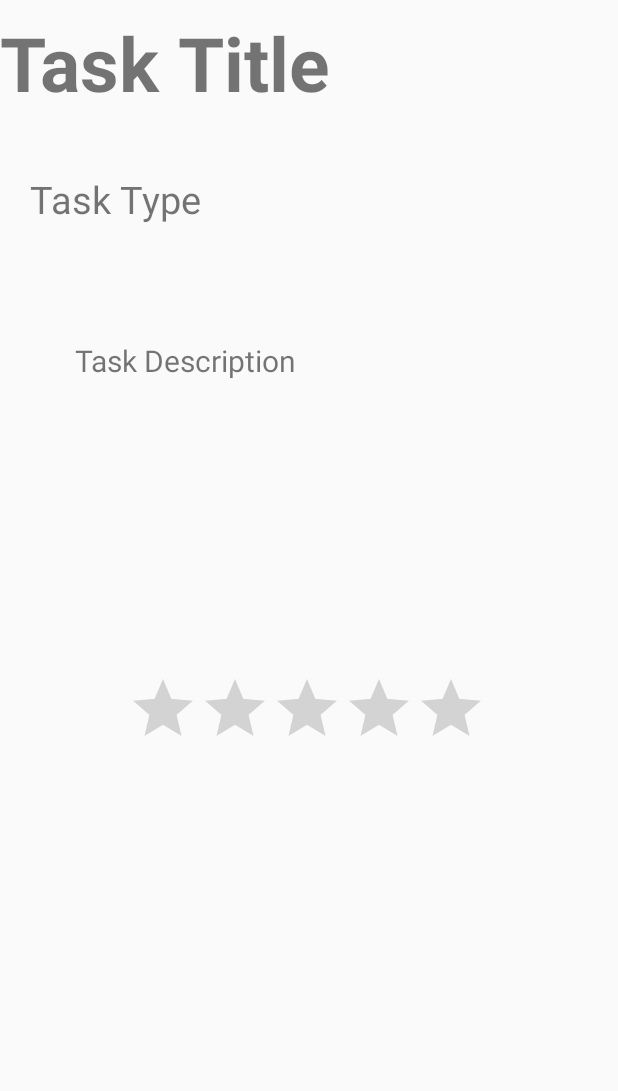
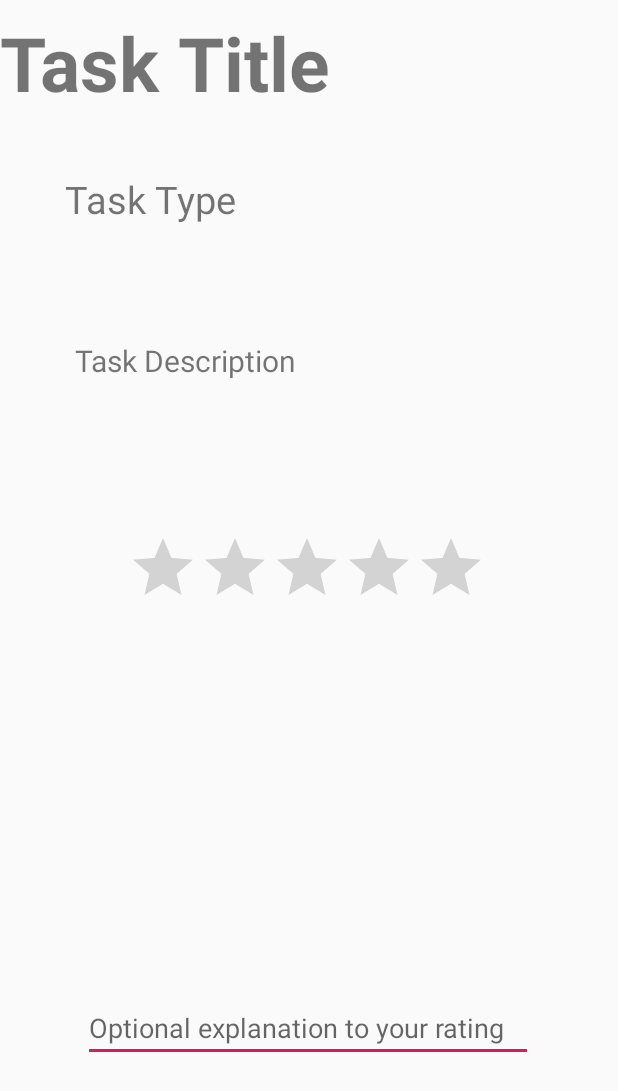
Before and after one commit to mskopic/HealthApp_test, an Android app: the MoodDetails screen opened directly, with no data from a screen before it, on a phone screen of 412 x 824 dp. Shown: the top 1091 px of the screen. Run offline under Robolectric (Android 15) with nearby library versions, the phone set to English and light mode, and no system bars.

Commit message:
Mood Change
In mood section, I added a edit text feature allowing the user to add
extra detail about their mood for the day. I have also changed the
description to be more clear about the instruction.

```diff
--- a/app/src/main/java/com/example/healthapp_test/MoodDetails.java
+++ b/app/src/main/java/com/example/healthapp_test/MoodDetails.java
@@ -1,10 +1,16 @@
 package com.example.healthapp_test;
 
+import android.content.Context;
 import android.content.Intent;
 import android.support.v7.app.AppCompatActivity;
 import android.os.Bundle;
+import android.text.InputType;
+import android.view.KeyEvent;
 import android.view.View;
+import android.view.inputmethod.EditorInfo;
+import android.view.inputmethod.InputMethodManager;
 import android.widget.Button;
+import android.widget.EditText;
 import android.widget.RatingBar;
 import android.widget.TextView;
 import android.widget.Toast;
@@ -13,6 +19,7 @@ public class MoodDetails extends AppCompatActivity {
     RatingBar rb;
     TextView value;
     Button submit;
+    EditText editText;
     @Override
     protected void onCreate(Bundle savedInstanceState) {
         super.onCreate(savedInstanceState);
@@ -33,14 +40,16 @@ public class MoodDetails extends AppCompatActivity {
             // maybe have scroll bar or radio button/Likert Scale
 
             task_description = (TextView) findViewById(R.id.task_description);
-            String textDescription = "Check in to see what your overall mood was for today. " +
-                    "Note that if the user has not rated for the day, the rating will be set " +
-                    "to 3 out of 5 by default (Neutral Mood).";
+            String textDescription = "Check in to see what your overall mood was for today. \n\n" +
+                    "You can select between one star (Very Bad) to five stars (Very Good). " +
+                    "Type in the optional comment box below to elaborate more on why you selected " +
+                    "that particular rating. Press the submit button after completing the form";
             task_description.setText(textDescription);
         }
         rb = (RatingBar) findViewById(R.id.ratingBar);
         value = (TextView) findViewById(R.id.value);
         submit = (Button) findViewById(R.id.rating_submit);
+        editText = (EditText) findViewById(R.id.editText);
 
         rb.setOnRatingBarChangeListener(new RatingBar.OnRatingBarChangeListener() {
             @Override
@@ -66,5 +75,25 @@ public class MoodDetails extends AppCompatActivity {
                 });
             }
         });
+        editText.setImeOptions(EditorInfo.IME_ACTION_DONE);
+        editText.setInputType(InputType.TYPE_CLASS_TEXT | InputType.TYPE_TEXT_FLAG_CAP_SENTENCES);
+        editText.setLines(6);
+        editText.setHorizontallyScrolling(true);
+        editText.setSingleLine();
+
+        editText.setOnEditorActionListener(
+                new android.widget.TextView.OnEditorActionListener()
+                {
+                    public boolean onEditorAction(TextView v, int actionId, KeyEvent event)
+                    {
+                        InputMethodManager imm = (InputMethodManager)getSystemService(
+                                Context.INPUT_METHOD_SERVICE);
+                        imm.hideSoftInputFromWindow(editText.getWindowToken(), 0);
+                        return false;
+                    }
+                }
+
+
+        );
     }
 }
--- a/app/src/main/res/layout/activity_mood_details.xml
+++ b/app/src/main/res/layout/activity_mood_details.xml
@@ -21,17 +21,22 @@
         android:id="@+id/task_type"
         android:layout_width="366dp"
         android:layout_height="90dp"
+        android:layout_marginStart="8dp"
+        android:layout_marginLeft="8dp"
         android:layout_marginTop="8dp"
+        android:layout_marginEnd="8dp"
+        android:layout_marginRight="8dp"
         android:padding="20dp"
         android:text="Task Type"
         android:textSize="25dp"
-        app:layout_constraintTop_toBottomOf="@+id/task_name"
-        tools:layout_editor_absoluteX="45dp" />
+        app:layout_constraintEnd_toEndOf="parent"
+        app:layout_constraintStart_toStartOf="parent"
+        app:layout_constraintTop_toBottomOf="@+id/task_name" />
 
     <TextView
         android:id="@+id/task_description"
         android:layout_width="322dp"
-        android:layout_height="203dp"
+        android:layout_height="109dp"
         android:layout_marginTop="36dp"
         android:layout_marginEnd="8dp"
         android:layout_marginRight="8dp"
@@ -65,19 +70,28 @@
         android:id="@+id/value"
         android:layout_width="91dp"
         android:layout_height="35dp"
-        android:layout_marginStart="84dp"
-        android:layout_marginLeft="84dp"
-        android:layout_marginTop="12dp"
+        android:layout_marginStart="8dp"
+        android:layout_marginLeft="8dp"
+        android:layout_marginTop="8dp"
         android:layout_marginEnd="8dp"
         android:layout_marginRight="8dp"
         android:layout_marginBottom="8dp"
-        app:layout_constraintBottom_toBottomOf="parent"
+        app:layout_constraintBottom_toTopOf="@+id/editText"
         app:layout_constraintEnd_toEndOf="parent"
-        app:layout_constraintHorizontal_bias="0.0"
         app:layout_constraintStart_toStartOf="parent"
         app:layout_constraintTop_toBottomOf="@+id/ratingBar"
-        app:layout_constraintVertical_bias="0.0"
         tools:text="Value :" />
+
+    <EditText
+        android:id="@+id/editText"
+        android:layout_width="300dp"
+        android:layout_height="wrap_content"
+        android:layout_marginBottom="36dp"
+        android:hint="Optional explanation to your rating"
+        app:layout_constraintBottom_toTopOf="@+id/rating_submit"
+        app:layout_constraintEnd_toEndOf="parent"
+        app:layout_constraintHorizontal_bias="0.495"
+        app:layout_constraintStart_toStartOf="parent" />
 
     <Button
         android:id="@+id/rating_submit"
@@ -85,17 +99,14 @@
         android:layout_height="wrap_content"
         android:layout_marginStart="8dp"
         android:layout_marginLeft="8dp"
-        android:layout_marginTop="68dp"
         android:layout_marginEnd="8dp"
         android:layout_marginRight="8dp"
-        android:layout_marginBottom="8dp"
+        android:layout_marginBottom="32dp"
         android:text="Submit"
         android:visibility="invisible"
         app:layout_constraintBottom_toBottomOf="parent"
         app:layout_constraintEnd_toEndOf="parent"
         app:layout_constraintHorizontal_bias="0.498"
-        app:layout_constraintStart_toStartOf="parent"
-        app:layout_constraintTop_toBottomOf="@+id/ratingBar"
-        app:layout_constraintVertical_bias="0.0" />
+        app:layout_constraintStart_toStartOf="parent" />
 
 </android.support.constraint.ConstraintLayout>
```
